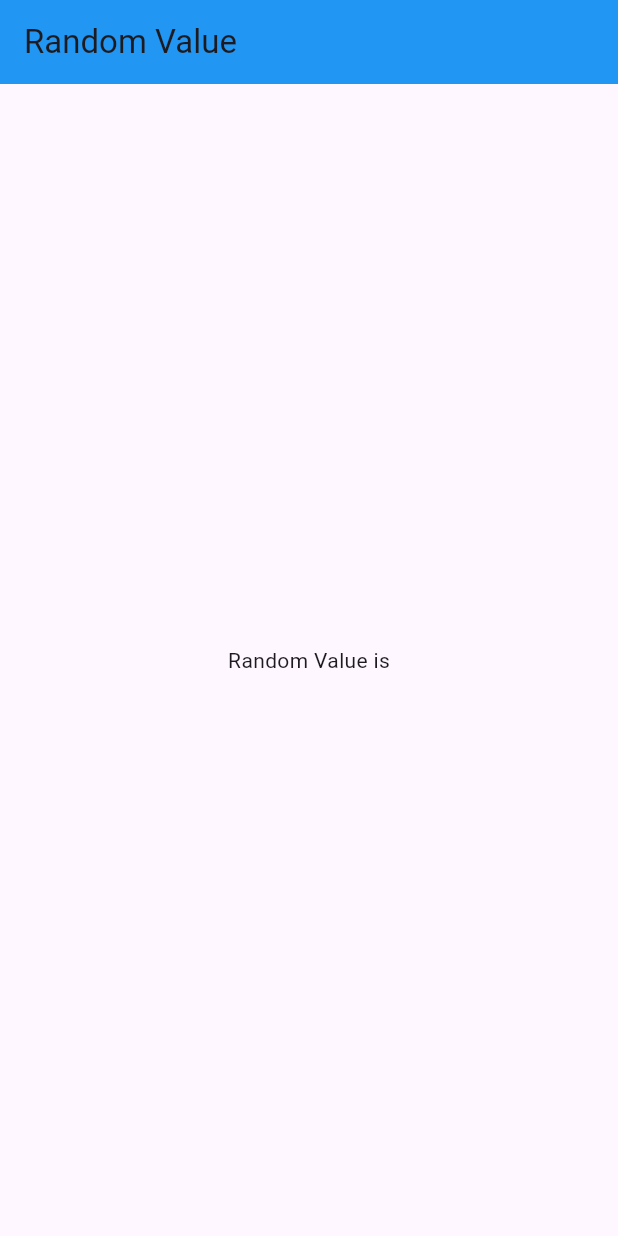
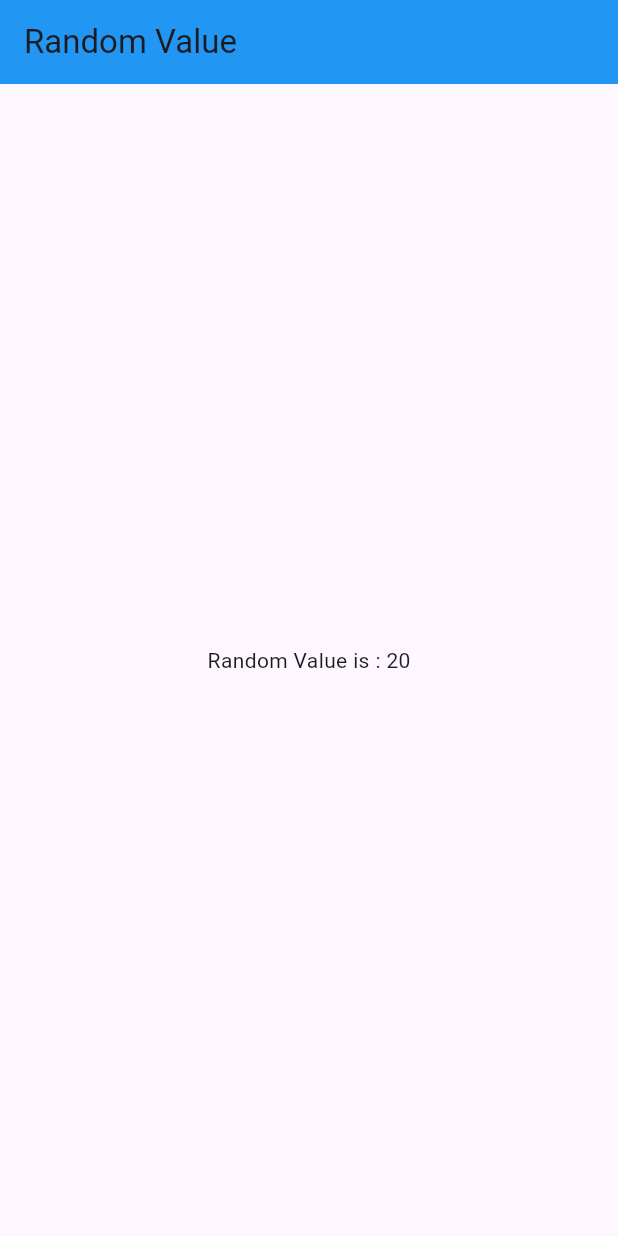
Before and after one commit to anshu-ac-dv/practice, a Flutter app: the screen it shows after launch, on a phone screen of 412 x 824 dp. Run offline on Flutter 3.47's test engine with Material 3 defaults, Android fonts, the phone set to English and light mode, and no system bars.

Commit message:
Initial Commit

```diff
--- a/lib/screens/random_value.dart
+++ b/lib/screens/random_value.dart
@@ -1,3 +1,5 @@
+import 'dart:math';
+
 import 'package:flutter/material.dart';
 
 class RandomValue extends StatelessWidget {
@@ -11,7 +13,20 @@ class RandomValue extends StatelessWidget {
         title: Text("Random Value"),
         centerTitle: false,
       ),
-      body: Center(child: Text("Random Value is")),
+      body: Center(child: Text("Random Value is : ${getNumber()}")),
     );
   }
 }
+
+// This is First method to print any random value.
+
+// int getNumber(){
+//   Random random = new Random();
+//   var number = random.nextInt(100);
+//   return number;
+// }
+
+// This is second and easy method to print any random value.
+int getNumber() {
+  return Random().nextInt(100);
+}
```
Also changed, not shown: assets/Day2.png (added), 1 other file.
